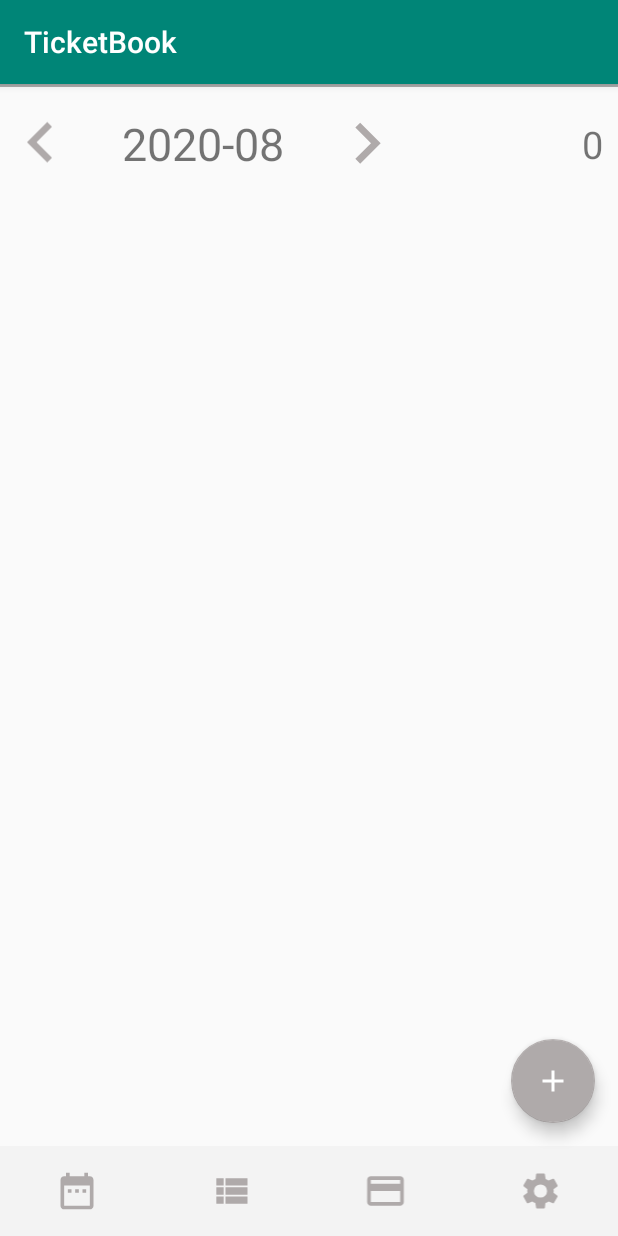
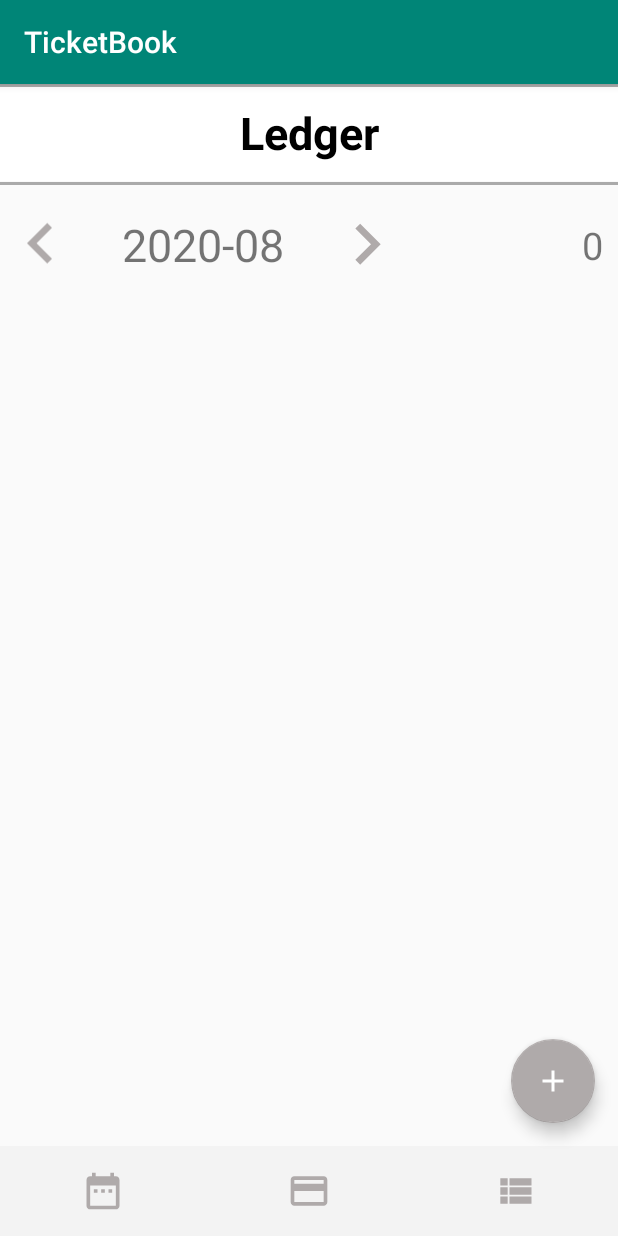
Before and after one commit to Kwonsofia/TicketBook, an Android app: the screen it shows after launch (LedgerActivity), on a phone screen of 412 x 824 dp. Run offline under Robolectric (Android 15) with nearby library versions, the phone set to English and light mode, and no system bars; our stand-ins replace Firebase (no records; nobody signed in at launch, a user with empty details on screens opened directly).

Commit message:
update ledger///

```diff
--- a/app/src/main/res/layout/activity_ledger.xml
+++ b/app/src/main/res/layout/activity_ledger.xml
@@ -7,9 +7,41 @@
     tools:context=".LedgerActivity">
 
     <LinearLayout
+        android:id="@+id/linearLayout"
+        android:layout_width="match_parent"
+        android:layout_height="wrap_content"
+        android:orientation="horizontal">
+
+        <TextView
+            android:id="@+id/calendar_title"
+            android:layout_width="match_parent"
+            android:layout_height="wrap_content"
+            android:background="#ffffff"
+            android:gravity="center"
+            android:paddingTop="12dp"
+            android:paddingBottom="12dp"
+            android:text="Ledger"
+            android:textColor="#000000"
+            android:textSize="30dp"
+            android:textStyle="bold"
+            app:layout_anchor="@+id/linearLayout"
+            app:layout_anchorGravity="center" />
+
+    </LinearLayout>
+
+    <View
+        android:layout_width="wrap_content"
+        android:layout_height="2dp"
+        android:layout_marginTop="65dp"
+        android:background="@android:color/darker_gray" />
+
+
+
+    <LinearLayout
         android:layout_width="match_parent"
         android:layout_height="80dp"
-        android:orientation="horizontal">
+        android:orientation="horizontal"
+        android:layout_marginTop="67dp">
 
         <ImageView
             android:src="@drawable/ic_keyboard_arrow_left_black_24dp"
@@ -25,9 +57,8 @@
             android:layout_weight="3"
             android:layout_height="match_parent"
             android:textSize="30dp"
-            android:textAlignment="center"
             android:layout_gravity="center_vertical"
-            android:gravity="center_vertical"
+            android:gravity="center"
             android:padding="10dp" />
 
         <ImageView
@@ -59,7 +90,7 @@
     android:layout_width="match_parent"
     android:layout_height="match_parent"
     android:layout_marginBottom="60dp"
-    android:layout_marginTop="80dp"/>
+    android:layout_marginTop="147dp"/>
 
 
     <com.google.android.material.floatingactionbutton.FloatingActionButton
@@ -86,6 +117,7 @@
         android:background="@color/colorMenu">
 
         <ImageView
+            android:id="@+id/calendar_page"
             android:layout_width="0dp"
             android:layout_height="match_parent"
             android:layout_weight="1"
@@ -96,15 +128,7 @@
             />
 
         <ImageView
-            android:layout_width="0dp"
-            android:layout_height="match_parent"
-            android:layout_weight="1"
-            android:gravity="center"
-            android:textSize="20dp"
-            android:src="@drawable/ic_view_list_black_24dp"
-            android:padding="15dp"/>
-
-        <ImageView
+            android:id="@+id/ledger"
             android:layout_width="0dp"
             android:layout_height="match_parent"
             android:layout_weight="1"
@@ -114,14 +138,14 @@
             android:padding="15dp"/>
 
         <ImageView
+            android:id="@+id/my_page"
             android:layout_width="0dp"
             android:layout_height="match_parent"
             android:layout_weight="1"
             android:gravity="center"
             android:textSize="20dp"
-            android:src="@drawable/ic_settings_black_24dp"
-            android:padding="15dp"
-            />
+            android:src="@drawable/ic_view_list_black_24dp"
+            android:padding="15dp"/>
 
     </LinearLayout>
 
```
Also changed, not shown: app/src/main/res/layout/activity_add.xml (+34 -12 lines).
